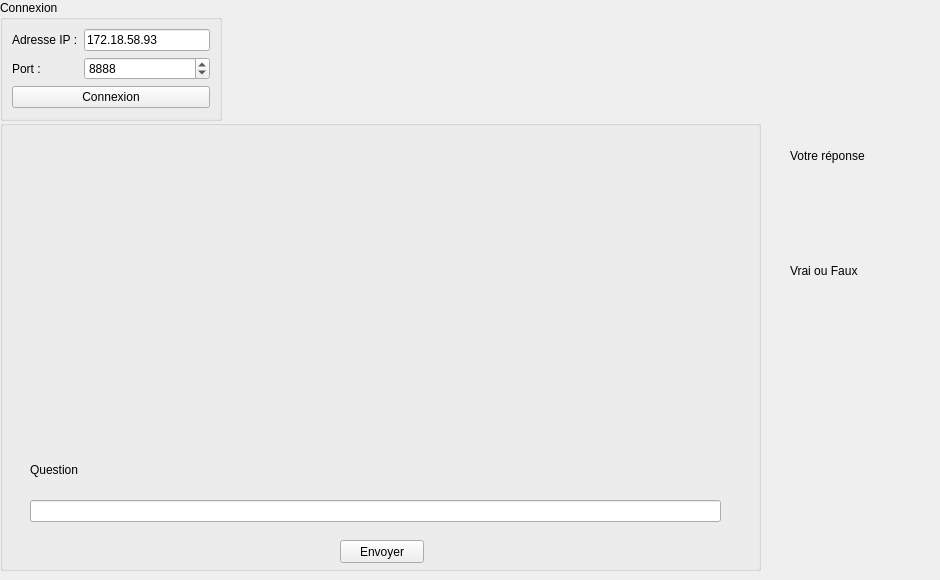
This is PopSauce_Client/widgetpopsauceclient.ui in popomomlolo/PopSauce as Qt 5 draws it before an edit. The edited form follows.
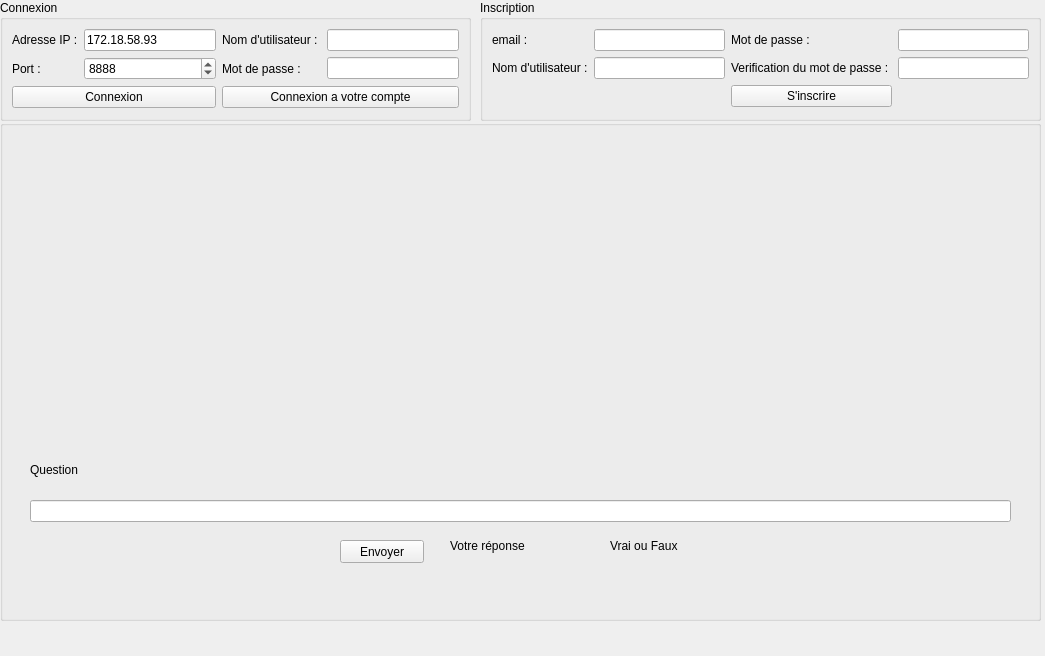
This is the edited form.

```diff
--- a/PopSauce_Client/widgetpopsauceclient.ui
+++ b/PopSauce_Client/widgetpopsauceclient.ui
@@ -6,8 +6,8 @@
    <rect>
     <x>0</x>
     <y>0</y>
-    <width>940</width>
-    <height>580</height>
+    <width>1045</width>
+    <height>656</height>
    </rect>
   </property>
   <property name="windowTitle">
@@ -18,7 +18,7 @@
     <rect>
      <x>0</x>
      <y>0</y>
-     <width>222</width>
+     <width>471</width>
      <height>121</height>
     </rect>
    </property>
@@ -26,17 +26,24 @@
     <string>Connexion</string>
    </property>
    <layout class="QGridLayout" name="gridLayout">
-    <item row="2" column="0" colspan="2">
-     <widget class="QPushButton" name="pushButtonConnexion">
+    <item row="1" column="2">
+     <widget class="QLabel" name="labelMdpConnexion">
       <property name="text">
-       <string>Connexion</string>
+       <string>Mot de passe : </string>
       </property>
      </widget>
     </item>
-    <item row="0" column="1">
-     <widget class="QLineEdit" name="lineEditIP">
+    <item row="0" column="2">
+     <widget class="QLabel" name="labelNomUtilisateur">
       <property name="text">
-       <string>172.18.58.93</string>
+       <string>Nom d'utilisateur : </string>
+      </property>
+     </widget>
+    </item>
+    <item row="0" column="0">
+     <widget class="QLabel" name="labelIP">
+      <property name="text">
+       <string>Adresse IP :</string>
       </property>
      </widget>
     </item>
@@ -57,10 +64,30 @@
       </property>
      </widget>
     </item>
-    <item row="0" column="0">
-     <widget class="QLabel" name="labelIP">
+    <item row="2" column="0" colspan="2">
+     <widget class="QPushButton" name="pushButtonConnexion">
       <property name="text">
-       <string>Adresse IP :</string>
+       <string>Connexion</string>
+      </property>
+     </widget>
+    </item>
+    <item row="0" column="1">
+     <widget class="QLineEdit" name="lineEditIP">
+      <property name="text">
+       <string>172.18.58.93</string>
+      </property>
+     </widget>
+    </item>
+    <item row="0" column="3">
+     <widget class="QLineEdit" name="lineEditNomUtilisateur"/>
+    </item>
+    <item row="1" column="3">
+     <widget class="QLineEdit" name="lineEditMdpConnexion"/>
+    </item>
+    <item row="2" column="2" colspan="2">
+     <widget class="QPushButton" name="pushButton">
+      <property name="text">
+       <string>Connexion a votre compte</string>
       </property>
      </widget>
     </item>
@@ -71,8 +98,8 @@
     <rect>
      <x>0</x>
      <y>120</y>
-     <width>761</width>
-     <height>451</height>
+     <width>1041</width>
+     <height>501</height>
     </rect>
    </property>
    <property name="title">
@@ -81,10 +108,10 @@
    <widget class="QLabel" name="labelImage">
     <property name="geometry">
      <rect>
-      <x>30</x>
+      <x>240</x>
       <y>30</y>
-      <width>691</width>
-      <height>291</height>
+      <width>581</width>
+      <height>301</height>
      </rect>
     </property>
     <property name="text">
@@ -96,7 +123,7 @@
      <rect>
       <x>30</x>
       <y>340</y>
-      <width>701</width>
+      <width>981</width>
       <height>20</height>
      </rect>
     </property>
@@ -122,37 +149,99 @@
      <rect>
       <x>30</x>
       <y>380</y>
-      <width>691</width>
+      <width>981</width>
       <height>22</height>
      </rect>
     </property>
    </widget>
+   <widget class="QLabel" name="labelAfficherReponseEcrit">
+    <property name="geometry">
+     <rect>
+      <x>450</x>
+      <y>410</y>
+      <width>151</width>
+      <height>31</height>
+     </rect>
+    </property>
+    <property name="text">
+     <string>Votre réponse</string>
+    </property>
+   </widget>
+   <widget class="QLabel" name="labelVraiFaux">
+    <property name="geometry">
+     <rect>
+      <x>610</x>
+      <y>410</y>
+      <width>211</width>
+      <height>31</height>
+     </rect>
+    </property>
+    <property name="text">
+     <string>Vrai ou Faux</string>
+    </property>
+   </widget>
   </widget>
-  <widget class="QLabel" name="labelAfficherReponseEcrit">
+  <widget class="QGroupBox" name="groupBox">
    <property name="geometry">
     <rect>
-     <x>790</x>
-     <y>130</y>
-     <width>121</width>
-     <height>51</height>
+     <x>480</x>
+     <y>0</y>
+     <width>561</width>
+     <height>121</height>
     </rect>
    </property>
-   <property name="text">
-    <string>Votre réponse</string>
+   <property name="title">
+    <string>Inscription</string>
    </property>
-  </widget>
-  <widget class="QLabel" name="labelVraiFaux">
-   <property name="geometry">
-    <rect>
-     <x>790</x>
-     <y>230</y>
-     <width>111</width>
-     <height>81</height>
-    </rect>
-   </property>
-   <property name="text">
-    <string>Vrai ou Faux</string>
-   </property>
+   <layout class="QGridLayout" name="gridLayout_7">
+    <item row="0" column="0">
+     <widget class="QLabel" name="labelEmail">
+      <property name="text">
+       <string>email : </string>
+      </property>
+     </widget>
+    </item>
+    <item row="1" column="3">
+     <widget class="QLabel" name="label_10">
+      <property name="text">
+       <string>Verification du mot de passe : </string>
+      </property>
+     </widget>
+    </item>
+    <item row="1" column="4">
+     <widget class="QLineEdit" name="lineEditVerifMdp"/>
+    </item>
+    <item row="1" column="2">
+     <widget class="QLineEdit" name="lineEditNomUtilisateurInscription"/>
+    </item>
+    <item row="0" column="2">
+     <widget class="QLineEdit" name="lineEditEmail"/>
+    </item>
+    <item row="0" column="4">
+     <widget class="QLineEdit" name="lineEditMdpInscription"/>
+    </item>
+    <item row="1" column="0" colspan="2">
+     <widget class="QLabel" name="labelNomUtilisateurInscription">
+      <property name="text">
+       <string>Nom d'utilisateur :</string>
+      </property>
+     </widget>
+    </item>
+    <item row="0" column="3">
+     <widget class="QLabel" name="labelMdpInscription">
+      <property name="text">
+       <string>Mot de passe : </string>
+      </property>
+     </widget>
+    </item>
+    <item row="2" column="3">
+     <widget class="QPushButton" name="pushButtoninscrire">
+      <property name="text">
+       <string>S'inscrire</string>
+      </property>
+     </widget>
+    </item>
+   </layout>
   </widget>
  </widget>
  <resources/>
```
